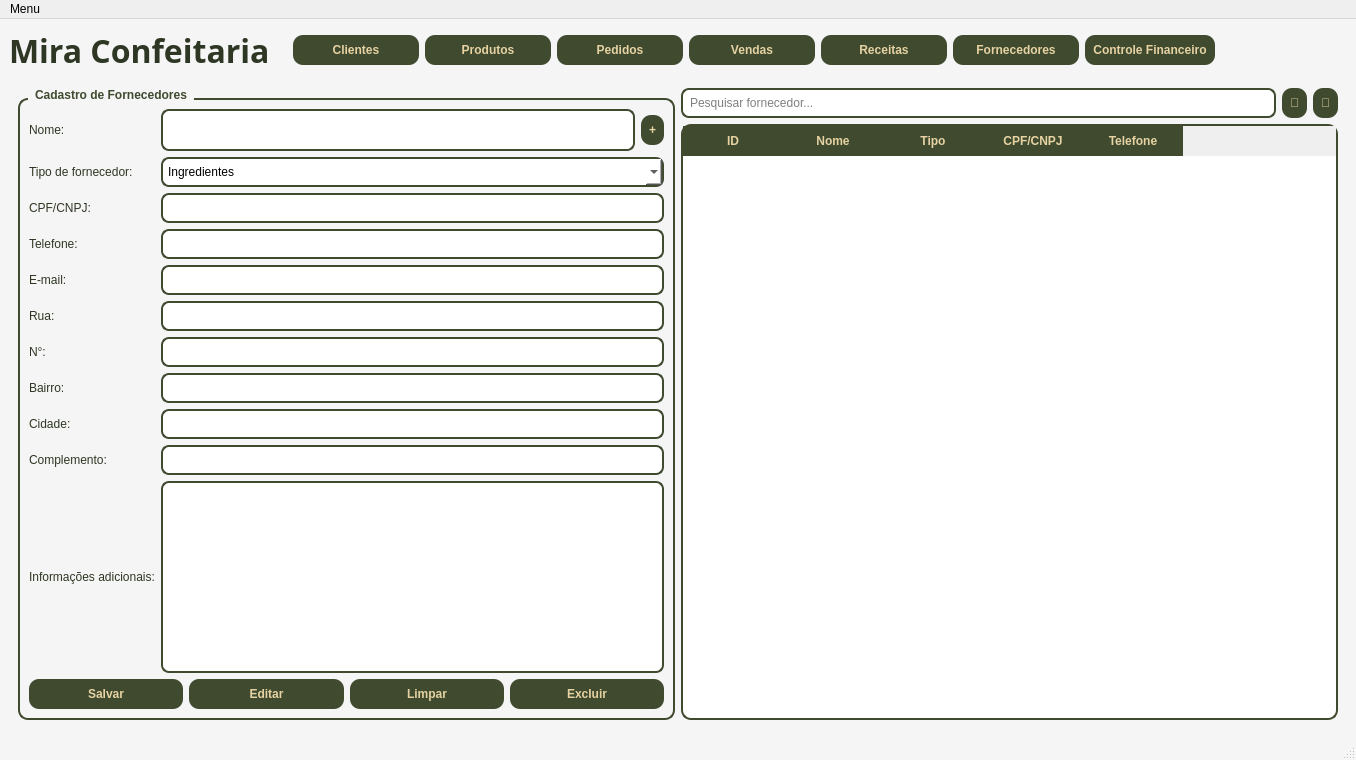
The window that telas/tela_menu.ui (Faeldh/sistema_confeitaria) describes before a commit, drawn with Qt 5.
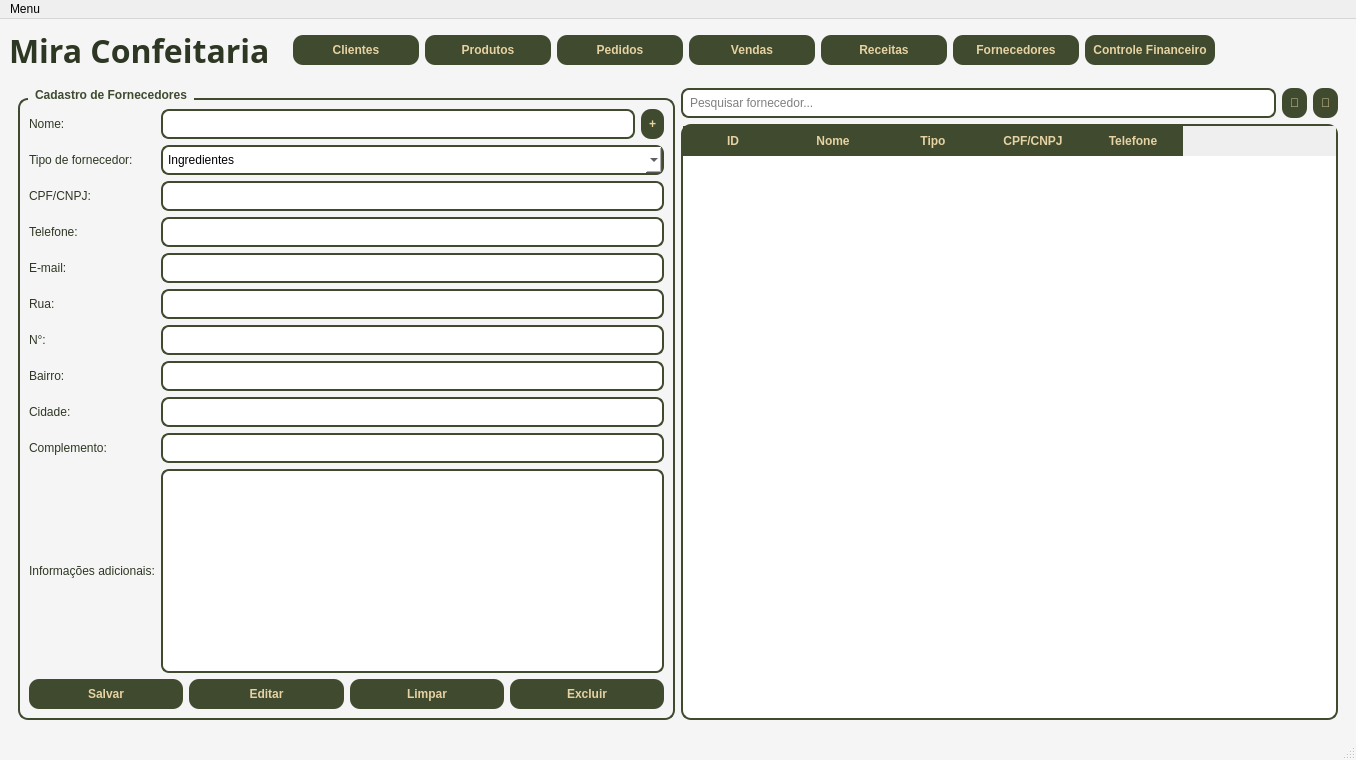
The same window after the commit. The open tabs and pages were chosen to show the change.

What changed in the file:
```diff
--- a/telas/tela_menu.ui
+++ b/telas/tela_menu.ui
@@ -1886,7 +1886,7 @@
              <item>
               <widget class="QLineEdit" name="txt_nomeFornecedor">
                <property name="sizePolicy">
-                <sizepolicy hsizetype="Expanding" vsizetype="Expanding">
+                <sizepolicy hsizetype="Expanding" vsizetype="Fixed">
                  <horstretch>0</horstretch>
                  <verstretch>0</verstretch>
                 </sizepolicy>
```
Left out of the diff: 2 changed lines with no effect on the pictures.
